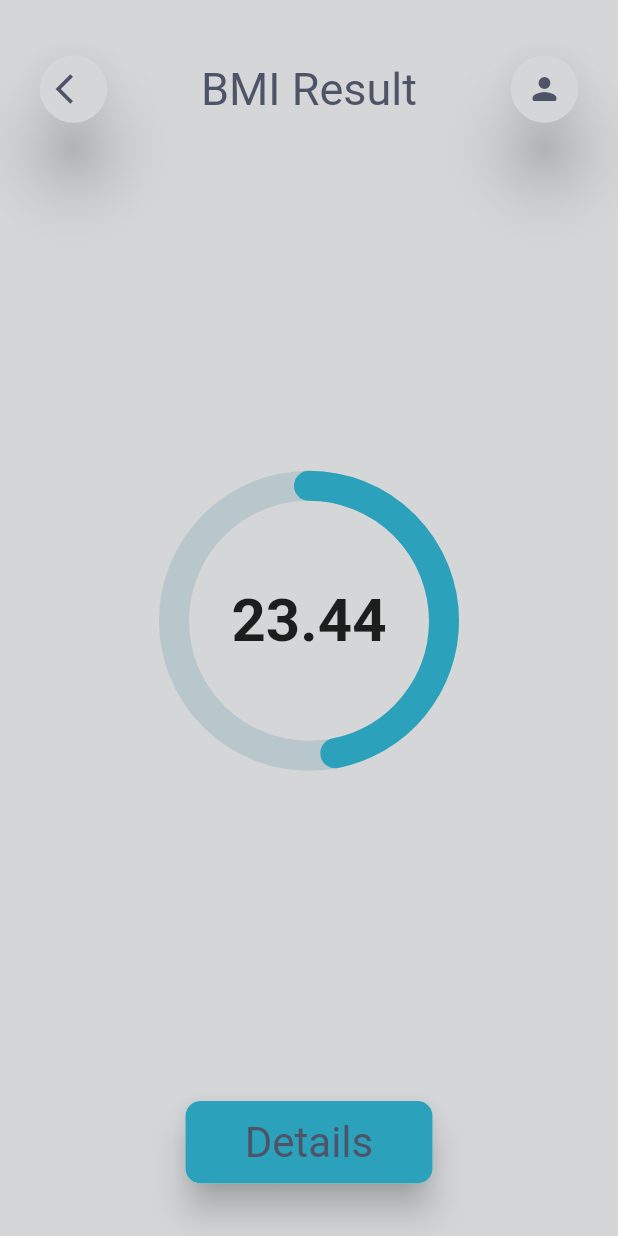
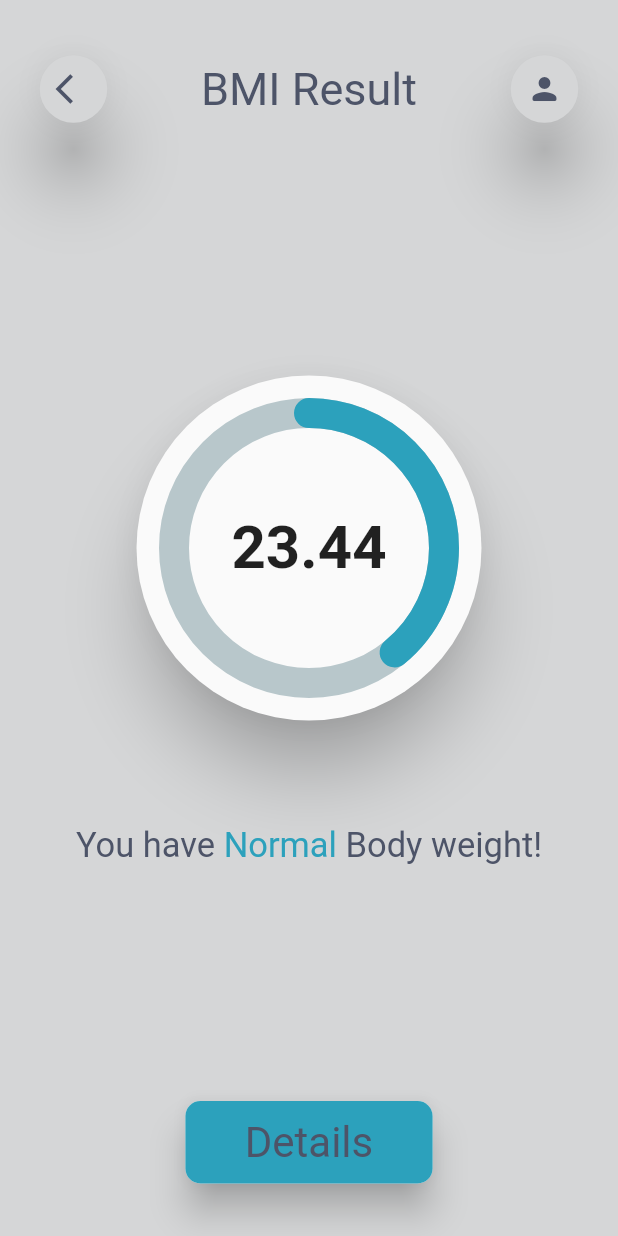
Before and after one commit to dhiraj2803/BMI-Calculator, a Flutter app: the screen it shows after launch, after a tap on "Calculate", on a phone screen of 412 x 824 dp. Run offline on Flutter 3.47's test engine with Material 2 defaults, Android fonts, the phone set to English and light mode, and no system bars; drawn by our look-alikes of percent_indicator; our stand-ins replace font_awesome_flutter.

Commit message:
Result Page

```diff
--- a/lib/screens/ResultPage.dart
+++ b/lib/screens/ResultPage.dart
@@ -14,12 +14,12 @@ class ResultPage extends StatelessWidget {
     int weight = UserWeight;
     int height = UserHeight;
     double bmi;
-    double bmiPercent ;
+    double bmiPercent;
 
     bmi = weight / pow(height / 100, 2).toDouble();
-    bmiPercent = (bmi/50);
+    bmiPercent = (bmi / 60);
+    String bmiResult = bmi.toStringAsFixed(2);
 
-    String bmiResult = bmi.toStringAsFixed(2);
     var screenSize = MediaQuery.of(context).size;
     var Swidth = screenSize.width;
     var Sheight = screenSize.height;
@@ -32,19 +32,22 @@ class ResultPage extends StatelessWidget {
           height: Sheight,
           child: Column(
             mainAxisAlignment: MainAxisAlignment.spaceBetween,
-            crossAxisAlignment: CrossAxisAlignment.stretch,
+            crossAxisAlignment: CrossAxisAlignment.center,
             children: [
               //top container(back button,heading)
               Container(
-                height: Sheight/12,
+                height: Sheight / 12,
                 child: Row(
                   mainAxisAlignment: MainAxisAlignment.spaceBetween,
                   crossAxisAlignment: CrossAxisAlignment.center,
                   children: [
                     RawMaterialButton(
                       elevation: 20.0,
-                      child: Icon(Icons.arrow_back_ios,color: kText,),
-                      onPressed: (){
+                      child: Icon(
+                        Icons.arrow_back_ios,
+                        color: kText,
+                      ),
+                      onPressed: () {
                         Navigator.pop(context);
                       },
                       constraints: BoxConstraints.tightFor(
@@ -54,12 +57,17 @@ class ResultPage extends StatelessWidget {
                       shape: CircleBorder(),
                       fillColor: kBackground,
                     ),
-                    Text("BMI Result",style: kHeadingStyle,),
+                    Text(
+                      "BMI Result",
+                      style: kHeadingStyle,
+                    ),
                     RawMaterialButton(
                       elevation: 20.0,
-                      child: Icon(Icons.person_rounded,color: kText,),
-                      onPressed: (){
-                      },
+                      child: Icon(
+                        Icons.person_rounded,
+                        color: kText,
+                      ),
+                      onPressed: () {},
                       constraints: BoxConstraints.tightFor(
                         width: 45.0,
                         height: 45.0,
@@ -70,46 +78,68 @@ class ResultPage extends StatelessWidget {
                   ],
                 ),
               ),
-              new CircularPercentIndicator(
+              Column(
+                children: [
+                  Container(
+                    width: 230,
+                    height: 230,
+                    color: kBackground,
+                    child: Material(
+
+                      elevation: 20,
+                      borderRadius: BorderRadius.circular(400),
+                      child: CircularPercentIndicator(
                         radius: 200.0,
                         lineWidth: 20.0,
                         animation: true,
-                percent: bmiPercent,
-                center: new Text(
+                        percent: bmiPercent <= 1 ? bmiPercent : 1.0,
+                        animationDuration: 1000,
+                        center: Text(
                           "$bmiResult",
-                  style:
-                  new TextStyle(fontWeight: FontWeight.bold, fontSize: 40.0),
+                          style: TextStyle(fontWeight: FontWeight.bold, fontSize: 40.0),
                         ),
                         circularStrokeCap: CircularStrokeCap.round,
                         progressColor: kActive,
+                      ),
+                    ),
+                  ),
+                  SizedBox(height: 70,),
+                  Row(
+                    mainAxisAlignment: MainAxisAlignment.center,
+                    children: [
+                      Text("You have ",style: TextStyle(color: kText,fontSize: 23),),
+                      bmiCondition(bmi: bmi,),
+                      Text("Body weight!",style: TextStyle(color: kText,fontSize: 23)),
+                    ],
+                  ),
+                ],
               ),
               //Text("BMI = $bmiResult BMI %  =  $bmiPercent %",style: kHeadingStyle,),
               Container(
                 child: Center(
                   child: GestureDetector(
                     child: Material(
-                      borderRadius: BorderRadius.circular(10.0) ,
+                      borderRadius: BorderRadius.circular(10.0),
                       elevation: 10,
                       child: Container(
-                          width: Swidth/2.5,
-                          height: Sheight/15,
+                          width: Swidth / 2.5,
+                          height: Sheight / 15,
                           child: Column(
                             mainAxisAlignment: MainAxisAlignment.center,
                             crossAxisAlignment: CrossAxisAlignment.center,
                             children: [
-                              Text("Details",style: kButtonText,),
+                              Text(
+                                "Details",
+                                style: kButtonText,
+                              ),
                             ],
                           ),
                           decoration: BoxDecoration(
                             color: kActive,
                             borderRadius: BorderRadius.circular(10.0),
-                          )
+                          )),
                     ),
-                    ),
-                    onTap: () {
-
-
-                    },
+                    onTap: () {},
                   ),
                 ),
               )
@@ -120,3 +150,30 @@ class ResultPage extends StatelessWidget {
     );
   }
 }
+
+class bmiCondition extends StatelessWidget {
+  bmiCondition({required this.bmi});
+  final double bmi;
+  String normal = "Normal ";
+  String below = "Low ";
+  String above = "Higher ";
+  String extremeAbove = "Extremely Higher ";
+  String cond = "" ;
+
+
+  @override
+  Widget build(BuildContext context) {
+    if (bmi < 18.5){
+      cond = below;
+    }
+    else if (bmi >= 18.5 && bmi < 25){
+      cond = normal;
+    }else if (bmi >= 25 && bmi < 30){
+      cond = above;
+    }
+    else if (bmi >= 30){
+      cond = extremeAbove;
+    }
+    return Text(cond,style: TextStyle(color: kActive,fontSize: 23));
+  }
+}
```
Lines whose indentation alone changed are shown as unchanged.
